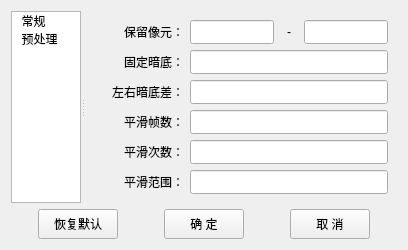
First picture: the form in HeGui/HSpecSettingDialog.ui, repository hexianqi/QtCode, before the edit.
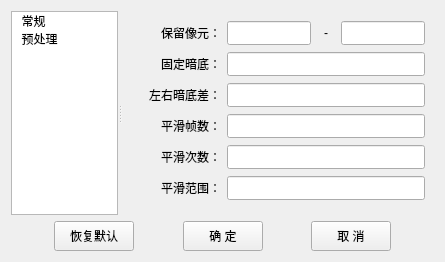
Second picture: the form after the edit.

Patch:
```diff
--- a/HeGui/HSpecSettingDialog.ui
+++ b/HeGui/HSpecSettingDialog.ui
@@ -6,8 +6,8 @@
    <rect>
     <x>0</x>
     <y>0</y>
-    <width>408</width>
-    <height>248</height>
+    <width>445</width>
+    <height>262</height>
    </rect>
   </property>
   <layout class="QGridLayout" name="gridLayout" rowstretch="1,0">
```
